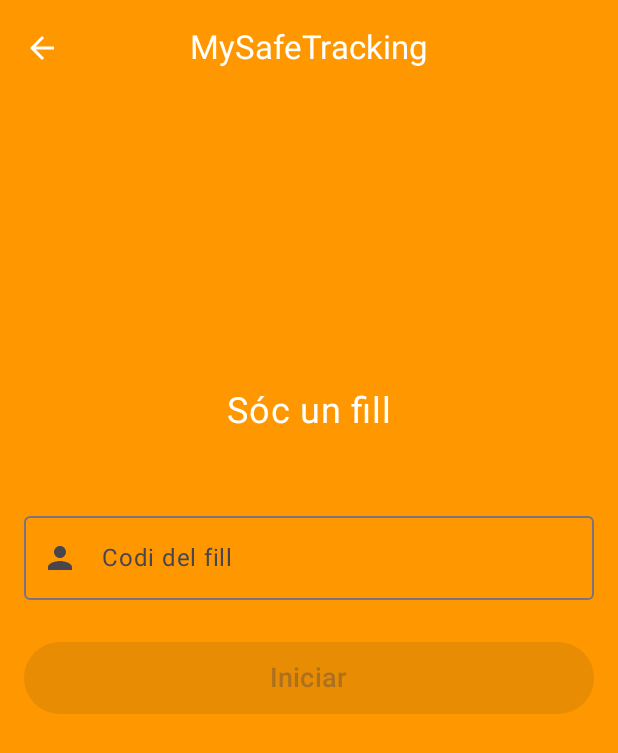
After one commit to lostboy11x/MySafeTracking, an Android app built with Jetpack Compose: the LoginAsChildScreen screen opened through its navigation route, on a phone screen of 412 x 824 dp. The commit adds this screen. Shown: the top 753 px of the screen. Run offline under Robolectric (Android 15) with nearby library versions, the phone set to English and light mode, and no system bars.

Commit message:
Implementació visual iniciar com a fill LoginAsChildScreen i ChildMenuScreen (falta crear tot, sol s'ha fet el fitxer kt).
TODO: Crear una base de dades pare i fill on poguem verificar alhora d'afegir un codi que es d'un pare i iniciar com a fill, un cop dins el fill veure el menu com a un mapa amb la seva posició actual i les geofences de prohibició....

Falta implementar geofences

```diff
--- a/app/src/main/java/com/example/mysafetracking/screens/AuthorizeScreen.kt
+++ b/app/src/main/java/com/example/mysafetracking/screens/AuthorizeScreen.kt
@@ -5,6 +5,7 @@ import androidx.compose.foundation.layout.*
 import androidx.compose.material3.Button
 import androidx.compose.material3.MaterialTheme
 import androidx.compose.material3.Text
+import androidx.compose.material3.TextButton
 import androidx.compose.runtime.Composable
 import androidx.compose.ui.Alignment
 import androidx.compose.ui.Modifier
@@ -56,6 +57,19 @@ fun AuthorizeScreen(navController: NavHostController) {
             ) {
                 Text(text = "Crear un Compte", fontSize = 18.sp)
             }
+
+            // Botó Iniciar com a fill
+            TextButton(
+                onClick = {
+                    //navController.popBackStack()
+                    navController.navigate("logincChild")
+                },
+                modifier = Modifier
+                    .heightIn(min = 48.dp, max = 56.dp)
+                    .padding(horizontal = 16.dp)
+            ) {
+                Text(text = "Sóc un fill", fontSize = 18.sp)
+            }
         }
     }
 }
--- /dev/null
+++ b/app/src/main/java/com/example/mysafetracking/screens/ChildMenuScreen.kt
@@ -0,0 +1,9 @@
+package com.example.mysafetracking.screens
+
+import androidx.compose.runtime.Composable
+import androidx.navigation.NavHostController
+
+@Composable
+fun ChildMenuScreen(navController: NavHostController) {
+
+}
--- /dev/null
+++ b/app/src/main/java/com/example/mysafetracking/screens/LoginAsChildScreen.kt
@@ -0,0 +1,148 @@
+package com.example.mysafetracking.screens
+
+import android.util.Patterns
+import androidx.compose.foundation.background
+import androidx.compose.foundation.layout.Arrangement
+import androidx.compose.foundation.layout.Box
+import androidx.compose.foundation.layout.Column
+import androidx.compose.foundation.layout.Spacer
+import androidx.compose.foundation.layout.fillMaxSize
+import androidx.compose.foundation.layout.fillMaxWidth
+import androidx.compose.foundation.layout.height
+import androidx.compose.foundation.layout.heightIn
+import androidx.compose.foundation.layout.padding
+import androidx.compose.material.icons.Icons
+import androidx.compose.material.icons.automirrored.filled.ArrowBack
+import androidx.compose.material.icons.filled.Email
+import androidx.compose.material.icons.filled.Lock
+import androidx.compose.material.icons.filled.Person
+import androidx.compose.material3.Button
+import androidx.compose.material3.CenterAlignedTopAppBar
+import androidx.compose.material3.ExperimentalMaterial3Api
+import androidx.compose.material3.Icon
+import androidx.compose.material3.IconButton
+import androidx.compose.material3.MaterialTheme
+import androidx.compose.material3.OutlinedTextField
+import androidx.compose.material3.Scaffold
+import androidx.compose.material3.Text
+import androidx.compose.material3.TextButton
+import androidx.compose.material3.TopAppBarDefaults
+import androidx.compose.runtime.Composable
+import androidx.compose.runtime.getValue
+import androidx.compose.runtime.mutableStateOf
+import androidx.compose.runtime.remember
+import androidx.compose.runtime.setValue
+import androidx.compose.ui.Alignment
+import androidx.compose.ui.Modifier
+import androidx.compose.ui.graphics.Color
+import androidx.compose.ui.res.stringResource
+import androidx.compose.ui.unit.dp
+import androidx.compose.ui.unit.sp
+import androidx.navigation.NavHostController
+import com.example.mysafetracking.R
+
+@OptIn(ExperimentalMaterial3Api::class)
+@Composable
+fun LoginAsChildScreen(navController: NavHostController) {
+    var childCode by remember { mutableStateOf("") }
+    var isValid by remember { mutableStateOf(false) }
+    var errorMessage by remember { mutableStateOf("") }
+
+    // Validar sol quan l'usuari faci click al botó
+    /*
+    fun handleLoginChild() {
+        errorMessage = validateLogin(childCode, password)
+        isValid = errorMessage.isEmpty()
+        if (isValid) {
+            navController.navigate("menuTutor") {
+                popUpTo("loginForm") { inclusive = true }
+                popUpTo("authorize") { inclusive = true }
+            }
+        }
+    }
+     */
+
+    Scaffold(
+        topBar = {
+            CenterAlignedTopAppBar(
+                title = {
+                    Text(
+                        text = stringResource(R.string.app_name),
+                        color = Color.White,
+                    )
+                },
+                navigationIcon = {
+                    IconButton(onClick = { navController.popBackStack() }) {
+                        Icon(
+                            imageVector = Icons.AutoMirrored.Filled.ArrowBack,
+                            contentDescription = "Tornar enrere",
+                            tint = Color.White
+                        )
+                    }
+
+                },
+                colors = TopAppBarDefaults.mediumTopAppBarColors(containerColor = MaterialTheme.colorScheme.background),
+            )
+        }
+    ) { paddingValues ->
+        Box(
+            modifier = Modifier
+                .fillMaxSize()
+                .padding(paddingValues)
+                .background(MaterialTheme.colorScheme.background),
+            contentAlignment = Alignment.TopCenter,
+        ) {
+            Column(
+                horizontalAlignment = Alignment.CenterHorizontally,
+                verticalArrangement = Arrangement.spacedBy(16.dp)
+            ) {
+                Spacer(modifier = Modifier.height(180.dp))  // Afegeix espai a la part superior
+                // Títol
+                Text(
+                    text = "Sóc un fill",
+                    fontSize = 24.sp,
+                    color = Color.White,
+                    modifier = Modifier.padding(bottom = 32.dp)
+                )
+
+                // Camp codi pare-fill
+                OutlinedTextField(
+                    value = childCode,
+                    onValueChange = {
+                        childCode = it
+                        //errorMessage = validateLogin(email, password)
+                    },
+                    label = { Text("Codi del fill") },
+                    leadingIcon = {
+                        Icon(imageVector = Icons.Default.Person, contentDescription = "childCode")
+                    },
+                    isError = childCode.isNotBlank(),
+                    singleLine = true,
+                    modifier = Modifier
+                        .fillMaxWidth()
+                        .padding(horizontal = 16.dp)
+                        .padding(bottom = 12.dp),
+                )
+
+                // Mostrar missatge d'error si el login falla
+                if (errorMessage.isNotEmpty()) {
+                    Text(text = errorMessage, color = Color.Red, fontSize = 14.sp)
+                }
+
+                // Botó d'iniciar sessió
+                Button(
+                    onClick = {
+                        //handleLoginChild()
+                    },
+                    enabled = childCode.isNotBlank(), //Todo: Afegir verificació que el codi és del pare
+                    modifier = Modifier
+                        .fillMaxWidth()
+                        .heightIn(min = 48.dp, max = 56.dp)
+                        .padding(horizontal = 16.dp)
+                ) {
+                    Text(text = "Iniciar", fontSize = 18.sp)
+                }
+            }
+        }
+    }
+}
--- a/app/src/main/java/com/example/mysafetracking/screens/NavigationGraph.kt
+++ b/app/src/main/java/com/example/mysafetracking/screens/NavigationGraph.kt
@@ -8,6 +8,8 @@ import androidx.navigation.compose.composable
 @Composable
 fun NavigationGraph(navController: NavHostController) {
     NavHost(navController = navController, startDestination = "splash") {
+
+        //Inicialització
         composable("splash") {
             SplashScreen(onTimeout = {
                 navController.navigate("authorize") {
@@ -17,6 +19,8 @@ fun NavigationGraph(navController: NavHostController) {
                 }
             })
         }
+
+        // Autorització
         composable("authorize") {
             AuthorizeScreen(navController = navController)
         }
@@ -26,12 +30,24 @@ fun NavigationGraph(navController: NavHostController) {
         composable("register") {
             RegisterScreen(navController = navController)
         }
+
+        // Tutor
         composable("menuTutor") {
             MenuScreenTutor(navController = navController)
         }
         composable("mapScreen") {
             MapScreen(navController = navController)
         }
+
+        // Child
+        composable("logincChild") {
+            LoginAsChildScreen(navController = navController)
+        }
+        composable("menuChild") {
+            ChildMenuScreen(navController = navController)
+        }
+
+        // Extra
         composable("gifScreen") {
             GifDrip(navController = navController)  // La pantalla de GIF
         }
```
